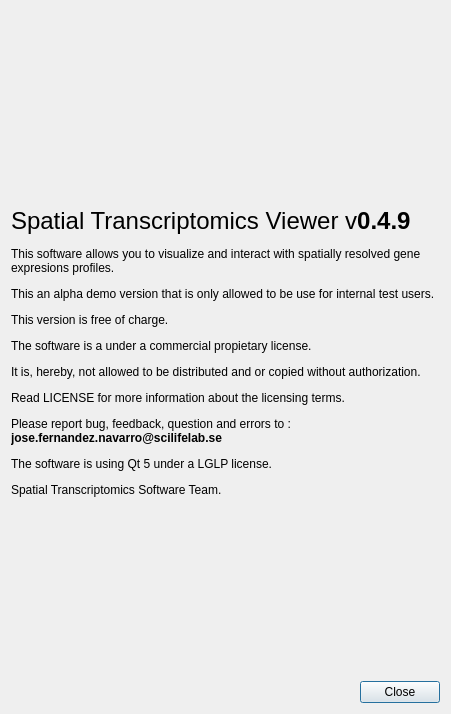
jfnavarro/st_viewer, file assets/ui/aboutdialog.ui: the form before one commit.
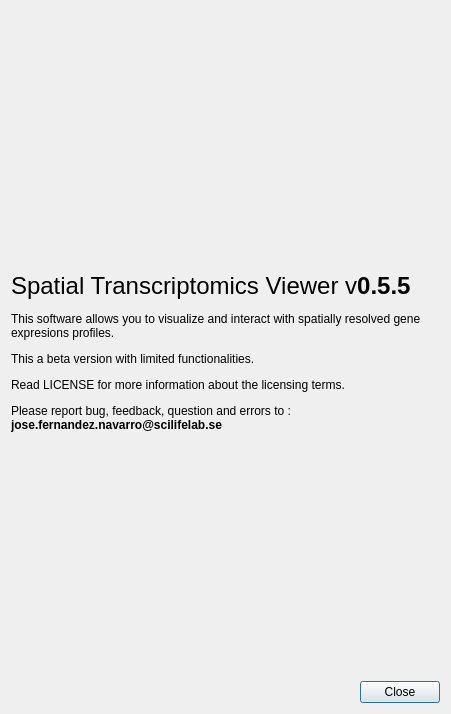
The form after the commit. Icons and pictures are not drawn.

Commit message: Update license and added initial support for loading datasets offline

Diff of the .ui file:
```diff
--- a/assets/ui/aboutdialog.ui
+++ b/assets/ui/aboutdialog.ui
@@ -65,7 +65,7 @@
         <bool>true</bool>
        </property>
        <property name="text">
-        <string>&lt;html&gt;&lt;head/&gt;&lt;body&gt;&lt;p&gt;&lt;span style=&quot; font-size:18pt;&quot;&gt;Spatial Transcriptomics Viewer v&lt;/span&gt;&lt;span style=&quot; font-size:18pt; font-weight:600;&quot;&gt;0.4.9&lt;/span&gt;&lt;/p&gt;&lt;p&gt;This software allows you to visualize and interact with spatially resolved gene expresions profiles.&lt;/p&gt;&lt;p&gt;This an alpha demo version that is only allowed to be use for internal test users.&lt;/p&gt;&lt;p&gt;This version is free of charge.&lt;/p&gt;&lt;p&gt;The software is a under a commercial propietary license. &lt;/p&gt;&lt;p&gt;It is, hereby, not allowed to be distributed and or copied without authorization. &lt;/p&gt;&lt;p&gt;Read LICENSE for more information about the licensing terms.&lt;/p&gt;&lt;p&gt;Please report bug, feedback, question and errors to : &lt;span style=&quot; font-weight:600;&quot;&gt;jose.fernandez.navarro@scilifelab.se&lt;/span&gt;&lt;/p&gt;&lt;p&gt;The software is using Qt 5 under a LGLP license.&lt;/p&gt;&lt;p&gt;Spatial Transcriptomics Software Team.&lt;/p&gt;&lt;/body&gt;&lt;/html&gt;</string>
+        <string>&lt;html&gt;&lt;head/&gt;&lt;body&gt;&lt;p&gt;&lt;span style=&quot; font-size:18pt;&quot;&gt;Spatial Transcriptomics Viewer v&lt;/span&gt;&lt;span style=&quot; font-size:18pt; font-weight:600;&quot;&gt;0.5.5&lt;/span&gt;&lt;/p&gt;&lt;p&gt;This software allows you to visualize and interact with spatially resolved gene expresions profiles.&lt;/p&gt;&lt;p&gt;This a beta version with limited functionalities.&lt;/p&gt;&lt;p&gt;Read LICENSE for more information about the licensing terms.&lt;/p&gt;&lt;p&gt;Please report bug, feedback, question and errors to : &lt;span style=&quot; font-weight:600;&quot;&gt;jose.fernandez.navarro@scilifelab.se&lt;/span&gt;&lt;/p&gt;&lt;/body&gt;&lt;/html&gt;</string>
        </property>
        <property name="textFormat">
         <enum>Qt::AutoText</enum>
```
Left out of the diff: 4 changed lines with no effect on the pictures. The commit also changes 176 other files.
